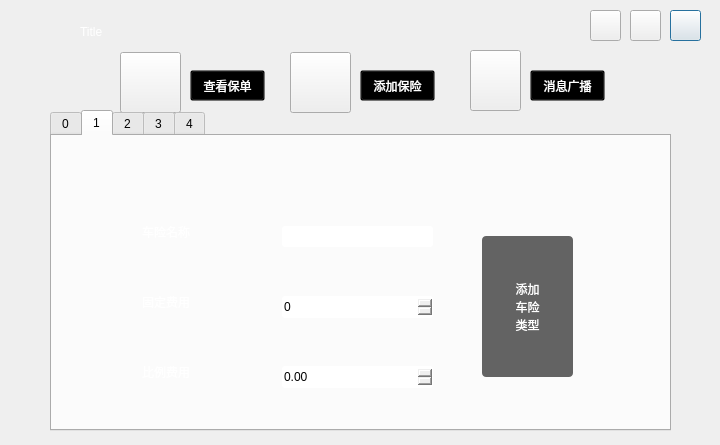
Above: manageroper.ui from xurongchen/CIP before the change. Below: the same form after it.
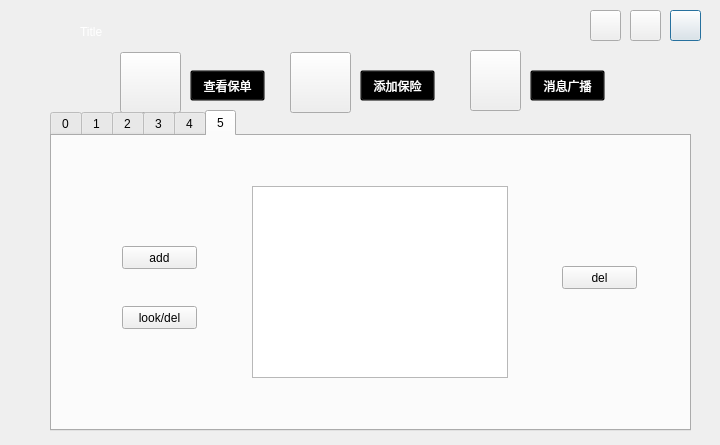
That is the form after the change. Icons and pictures are not drawn.

Diff of the .ui file:
```diff
--- a/manageroper.ui
+++ b/manageroper.ui
@@ -156,7 +156,7 @@
     <rect>
      <x>50</x>
      <y>110</y>
-     <width>621</width>
+     <width>641</width>
      <height>321</height>
     </rect>
    </property>
@@ -164,7 +164,7 @@
     <string notr="true"/>
    </property>
    <property name="currentIndex">
-    <number>1</number>
+    <number>5</number>
    </property>
    <widget class="QWidget" name="tab_3">
     <attribute name="title">
@@ -808,6 +808,60 @@
      </property>
     </widget>
    </widget>
+   <widget class="QWidget" name="tab">
+    <attribute name="title">
+     <string>5</string>
+    </attribute>
+    <widget class="QPushButton" name="PBAdd_3">
+     <property name="geometry">
+      <rect>
+       <x>70</x>
+       <y>110</y>
+       <width>75</width>
+       <height>23</height>
+      </rect>
+     </property>
+     <property name="text">
+      <string>add</string>
+     </property>
+    </widget>
+    <widget class="QPushButton" name="PBLook_2">
+     <property name="geometry">
+      <rect>
+       <x>70</x>
+       <y>170</y>
+       <width>75</width>
+       <height>23</height>
+      </rect>
+     </property>
+     <property name="text">
+      <string>look/del</string>
+     </property>
+    </widget>
+    <widget class="QTableView" name="TVInsuranceall">
+     <property name="geometry">
+      <rect>
+       <x>200</x>
+       <y>50</y>
+       <width>256</width>
+       <height>192</height>
+      </rect>
+     </property>
+    </widget>
+    <widget class="QPushButton" name="PBDel">
+     <property name="geometry">
+      <rect>
+       <x>510</x>
+       <y>130</y>
+       <width>75</width>
+       <height>23</height>
+      </rect>
+     </property>
+     <property name="text">
+      <string>del</string>
+     </property>
+    </widget>
+   </widget>
   </widget>
   <widget class="QPushButton" name="PBMessage2">
    <property name="geometry">
```
Left out of the diff: 26 changed lines with no effect on the pictures.
